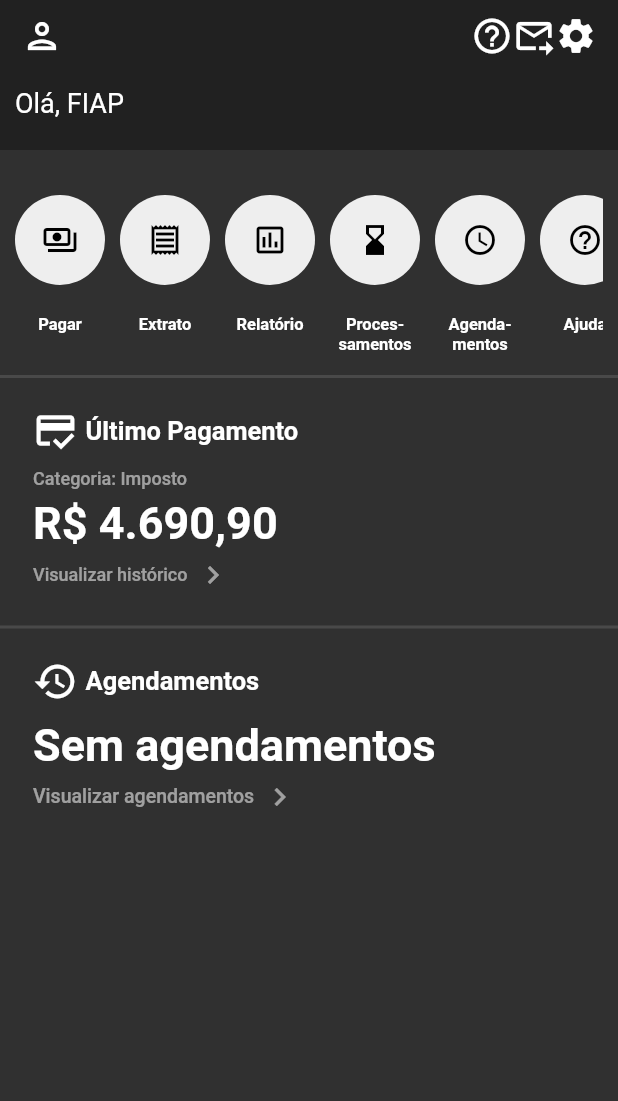
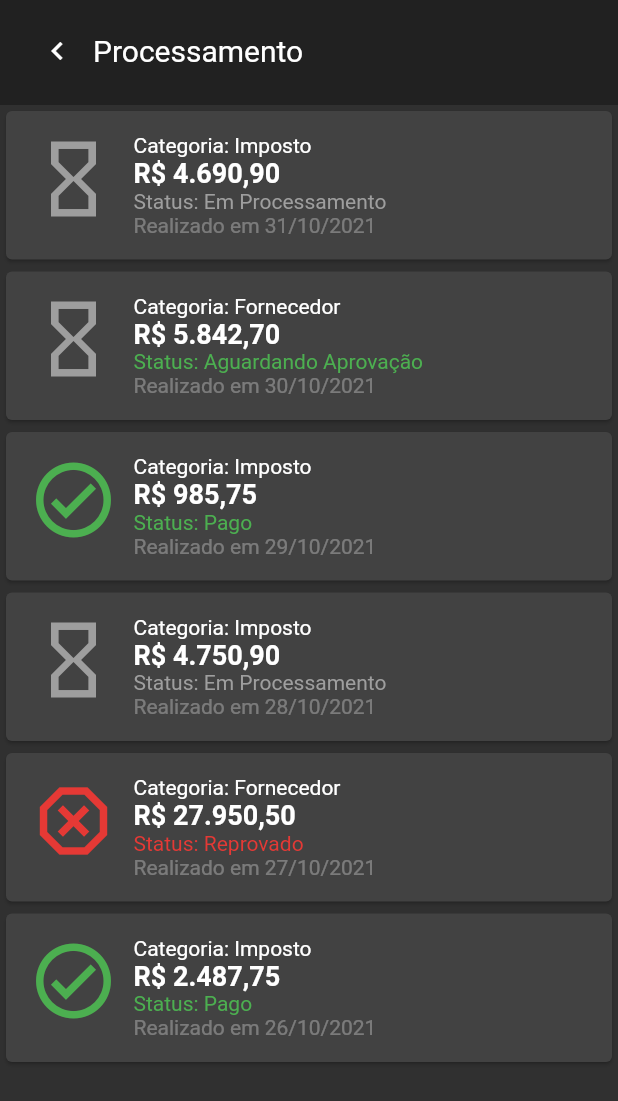
Before and after one commit to fase-5-grupo-h/challenge-sap-cienci, a Flutter app: the screen it shows after launch, after a tap on the "hourglass bottom" icon, on a phone screen of 412 x 824 dp. Shown: the top 1101 px of the screen. Run offline on Flutter 3.47's test engine with Material 2 defaults, Android fonts, the phone set to English and light mode, and no system bars; our stand-ins replace charts_flutter.

Commit message:
Tela de Processamento

```diff
--- a/aplicativo/grupoh/lib/main.dart
+++ b/aplicativo/grupoh/lib/main.dart
@@ -3,6 +3,7 @@ import 'package:flutter_localizations/flutter_localizations.dart';
 import 'package:grupoh/screens/extract.dart';
 import 'package:grupoh/screens/home_page.dart';
 import 'package:grupoh/screens/payment_page.dart';
+import 'package:grupoh/screens/process_page.dart';
 import 'package:grupoh/screens/report_page.dart';
 
 void main() {
@@ -25,6 +26,7 @@ class MyApp extends StatelessWidget {
         '/extrato': (context) => Extract(),
         '/pagamento': (context) => PaymentPage(),
         '/relatorio': (context) => ReportPage(),
+        '/processamento': (context) => ProcessmentPage(),
       },
     );
   }
--- a/aplicativo/grupoh/lib/model/payment.dart
+++ b/aplicativo/grupoh/lib/model/payment.dart
@@ -2,11 +2,13 @@ class Payment {
   String categoria;
   double valor;
   bool selected;
+  String status;
 
   Payment({
     required this.categoria,
     required this.valor,
     this.selected = false,
+    this.status = 'Em Processamento',
   });
 
   Payment getDefaultPayment() {
--- a/aplicativo/grupoh/lib/screens/extract.dart
+++ b/aplicativo/grupoh/lib/screens/extract.dart
@@ -3,6 +3,7 @@ import 'package:flutter/material.dart';
 import 'package:grupoh/model/payment.dart';
 import 'package:grupoh/screens/generic_widgets/generic_app_bar.dart';
 import 'package:grupoh/screens/generic_widgets/generic_list_view_item.dart';
+import 'package:grupoh/utilities/aux_variables.dart';
 import 'package:intl/intl.dart';
 
 class Extract extends StatefulWidget {
@@ -11,9 +12,10 @@ class Extract extends StatefulWidget {
 }
 
 class _ExtractState extends State<Extract> {
-  Payment ultPag = Payment(categoria: 'Imposto', valor: 4690.90);
+  //Payment ultPag = Payment(categoria: 'Imposto', valor: 4690.90);
 
-  List<Payment> pagList = [
+  List<Payment> pagList =
+      pagListExtended; /* [
     Payment(categoria: 'Imposto', valor: 4690.90),
     Payment(categoria: 'Fornecedor', valor: 5842.70),
     Payment(categoria: 'Imposto', valor: 985.75),
@@ -24,7 +26,7 @@ class _ExtractState extends State<Extract> {
     Payment(categoria: 'Fornecedor', valor: 27950.50),
     Payment(categoria: 'Fornecedor', valor: 1250.90),
     Payment(categoria: 'Imposto', valor: 5421.50)
-  ];
+  ];*/
 
   @override
   Widget build(BuildContext context) {
--- /dev/null
+++ b/aplicativo/grupoh/lib/screens/generic_widgets/generic_list_view_item_process.dart
@@ -0,0 +1,80 @@
+import 'package:flutter/material.dart';
+import 'package:grupoh/utilities/util.dart';
+
+class GenericListViewItemProcess extends StatelessWidget {
+  const GenericListViewItemProcess({
+    required this.iconData,
+    required this.header,
+    required this.value,
+    required this.status,
+    required this.data,
+  });
+
+  final Widget iconData;
+  final String header;
+  final double value;
+  final Widget status;
+  final String data;
+
+  @override
+  Widget build(BuildContext context) {
+    return Padding(
+      padding: const EdgeInsets.all(15.0),
+      child: SafeArea(
+        child: Row(
+          crossAxisAlignment: CrossAxisAlignment.start,
+          children: [
+            iconData,
+            const SizedBox(
+              width: 10.0,
+            ),
+            Column(
+              crossAxisAlignment: CrossAxisAlignment.start,
+              children: [
+                Row(
+                  children: [
+                    Text('Categoria: $header'),
+                    //const Text('Ontem'),
+                  ],
+                ),
+                Row(
+                  //crossAxisAlignment: CrossAxisAlignment.start,
+                  children: [
+                    RichText(
+                      text: TextSpan(
+                        children: [
+                          TextSpan(
+                            text: Util.currencyFormatter.format(value),
+                            style: const TextStyle(
+                              fontSize: 18.0,
+                              fontWeight: FontWeight.bold,
+                            ),
+                          ),
+                        ],
+                      ),
+                    ),
+                  ],
+                ),
+                Row(
+                  children: [
+                    status,
+                  ],
+                ),
+                Row(
+                  children: [
+                    Text(
+                      'Realizado em $data',
+                      style: const TextStyle(
+                        color: Colors.white30,
+                      ),
+                    ),
+                  ],
+                ),
+              ],
+            ),
+          ],
+        ),
+      ),
+    );
+  }
+}
--- /dev/null
+++ b/aplicativo/grupoh/lib/screens/process_page.dart
@@ -0,0 +1,107 @@
+import 'package:flutter/material.dart';
+import 'package:grupoh/model/payment.dart';
+import 'package:grupoh/utilities/aux_variables.dart';
+import 'package:intl/intl.dart';
+import 'package:grupoh/screens/generic_widgets/generic_app_bar.dart';
+
+import 'generic_widgets/generic_list_view_item.dart';
+import 'generic_widgets/generic_list_view_item_process.dart';
+
+class ProcessmentPage extends StatefulWidget {
+  @override
+  _ProcessmentPageState createState() => _ProcessmentPageState();
+}
+
+class _ProcessmentPageState extends State<ProcessmentPage> {
+  final List<Payment> pagList = [
+    Payment(categoria: 'Imposto', valor: 4690.90, status: 'Em Processamento'),
+    Payment(
+        categoria: 'Fornecedor',
+        valor: 5842.70,
+        status: 'Aguardando Aprovação'),
+    Payment(categoria: 'Imposto', valor: 985.75, status: 'Pago'),
+    Payment(categoria: 'Imposto', valor: 4750.90, status: 'Em Processamento'),
+    Payment(categoria: 'Fornecedor', valor: 27950.50, status: 'Reprovado'),
+    Payment(categoria: 'Imposto', valor: 2487.75, status: 'Pago')
+  ];
+
+  Text getProcessText(String status) {
+    var textStyle;
+
+    if (status == 'Pago') {
+      textStyle = TextStyle(color: Colors.green);
+    } else if (status == 'Aguardando Aprovação') {
+      textStyle = TextStyle(color: Colors.green);
+    } else if (status == 'Reprovado') {
+      textStyle = TextStyle(color: Colors.red[600]);
+    } else {
+      textStyle = TextStyle(color: Colors.grey);
+    }
+
+    return Text('Status: $status', style: textStyle);
+  }
+
+  Icon getIcon(String status) {
+    if (status == 'Pago') {
+      return Icon(
+        Icons.check_circle_outlined,
+        color: Colors.green,
+        size: 60,
+      );
+    } else if (status == 'Aguardando Aprovação') {
+      return const Icon(
+        Icons.hourglass_empty_outlined,
+        color: Colors.grey,
+        size: 60,
+      );
+    } else if (status == 'Reprovado') {
+      return Icon(
+        Icons.dangerous_outlined,
+        color: Colors.red[600],
+        size: 60,
+      );
+    } else {
+      return const Icon(
+        Icons.hourglass_empty_outlined,
+        color: Colors.grey,
+        size: 60,
+      );
+    }
+  }
+
+  @override
+  Widget build(BuildContext context) {
+    return Scaffold(
+      appBar: PreferredSize(
+        preferredSize: const Size.fromHeight(70.0),
+        child: GenericAppBar(title: 'Processamento'),
+      ),
+      body: Container(
+        child: ListView.separated(
+          scrollDirection: Axis.vertical,
+          itemCount: pagList.length,
+          itemBuilder: (BuildContext context, int index) {
+            return Card(
+              child: GenericListViewItemProcess(
+                header: pagList[index].categoria,
+                value: pagList[index].valor,
+                data: DateFormat.yMd('pt_BR').format(DateTime(
+                    DateTime.now().year,
+                    DateTime.now().month,
+                    (DateTime.now().day - index))),
+                status: getProcessText(pagList[index].status),
+                iconData: getIcon(
+                    pagList[index].status), // DateTime.now().toString(),
+              ),
+            );
+          },
+          separatorBuilder: (BuildContext context, int index) {
+            return const SizedBox(
+              width: double.infinity,
+            );
+          },
+        ),
+      ),
+    );
+  }
+}
--- a/aplicativo/grupoh/lib/screens/quick_list_view.dart
+++ b/aplicativo/grupoh/lib/screens/quick_list_view.dart
@@ -7,7 +7,8 @@ class QuickListView extends StatelessWidget {
     QuickViewItem('Pagar', Icons.payments_outlined, '/pagamento'),
     QuickViewItem('Extrato', Icons.receipt_outlined, '/extrato'),
     QuickViewItem('Relatório', Icons.assessment_outlined, '/relatorio'),
-    QuickViewItem('Proces-\nsamentos', Icons.hourglass_bottom_outlined, '/'),
+    QuickViewItem(
+        'Proces-\nsamentos', Icons.hourglass_bottom_outlined, '/processamento'),
     //QuickViewItem('Cartão\nVirtual', Icons.credit_card_outlined),
     QuickViewItem('Agenda-\nmentos', Icons.query_builder_outlined, '/'),
     //QuickViewItem('Pagar3', Icons.payments_outlined),
--- a/aplicativo/grupoh/lib/utilities/aux_variables.dart
+++ b/aplicativo/grupoh/lib/utilities/aux_variables.dart
@@ -32,7 +32,7 @@ final kInactiveElevatedButtonStyle = ElevatedButton.styleFrom(
   ),
 );
 
-final List<Payment> pagList = [
+final List<Payment> pagListSimple = [
   Payment(categoria: 'Imposto', valor: 4690.90),
   Payment(categoria: 'Fornecedor', valor: 5842.70),
   Payment(categoria: 'Imposto', valor: 985.75),
```
